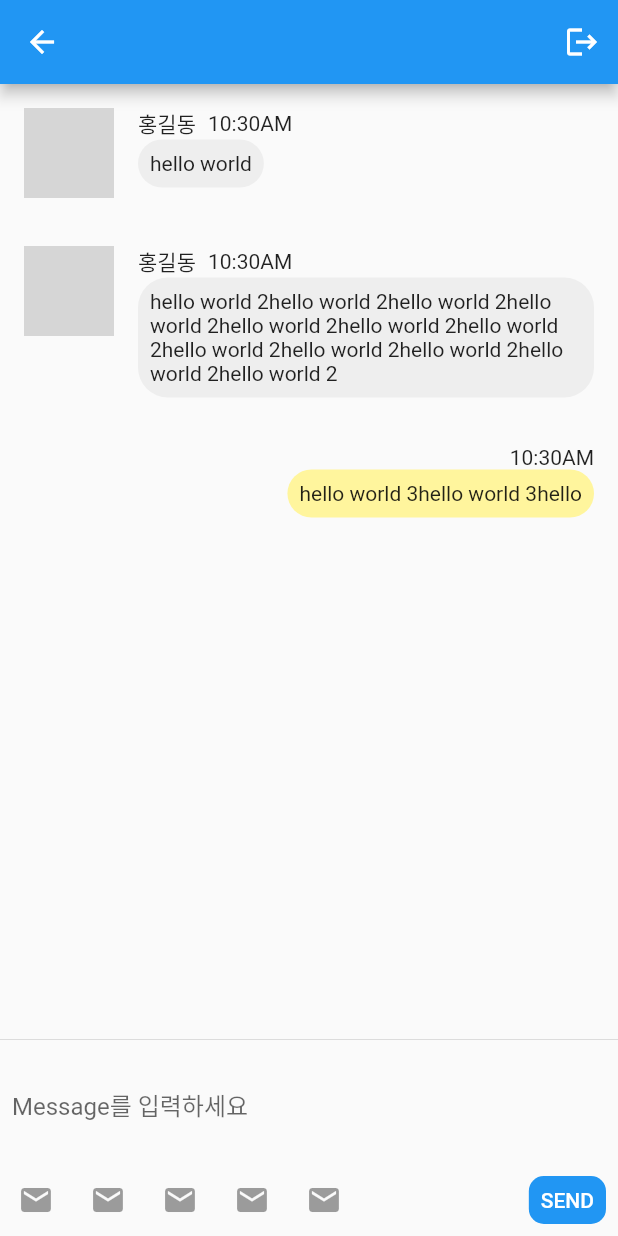
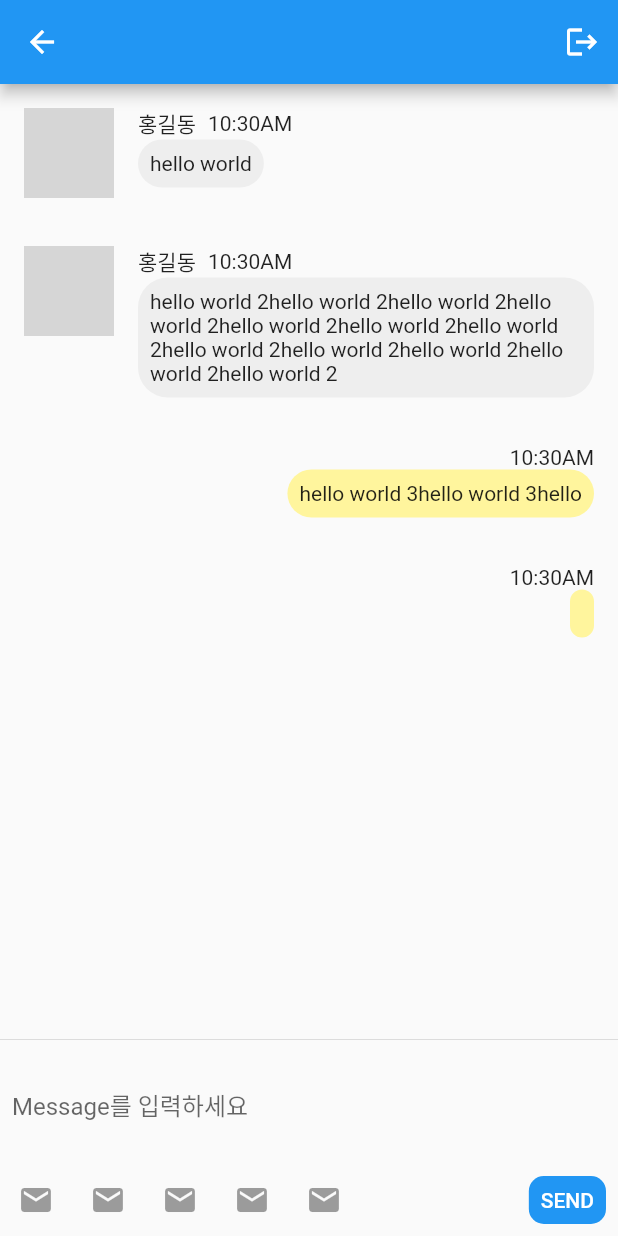
Before and after one commit to semin-flutter-1/flutter-chat-app, a Flutter app: the ChatPage screen opened directly, after a tap on "SEND", on a phone screen of 412 x 824 dp. Run offline on Flutter 3.47's test engine with Material 2 defaults, Android fonts, the phone set to English and light mode, and no system bars; network calls fail; grey boxes are pictures that could not be loaded.

Commit message:
MVVM 패턴 적용

```diff
--- a/lib/main.dart
+++ b/lib/main.dart
@@ -1,8 +1,17 @@
 import 'package:chat_app/ui/login/login_page.dart';
+import 'package:chat_app/viewmodel/chat_view_model.dart';
 import 'package:flutter/material.dart';
+import 'package:provider/provider.dart';
 
 void main() {
-  runApp(MyApp());
+  runApp(
+    MultiProvider(
+      providers: [
+        ChangeNotifierProvider.value(value: ChatViewModel()),
+      ],
+      child: MyApp(),
+    ),
+  );
 }
 
 class MyApp extends StatelessWidget {
--- a/lib/repository/fake_repository.dart
+++ b/lib/repository/fake_repository.dart
@@ -1,7 +1,7 @@
 import 'package:chat_app/model/chat.dart';
 import 'package:chat_app/repository/repository.dart';
 
-class FakeRepository extends Repository {
+class FakeRepository extends Repository<Chat> {
   final List<Chat> items = [
     Chat('홍길동', null, 'hello world', 100234234234, 'aaa@aaa.com'),
     Chat(
@@ -15,22 +15,23 @@ class FakeRepository extends Repository {
   ];
 
   @override
-  Future<List<Chat>> getChatList() async {
+  Future add(Chat item) async {
+    await Future.delayed(Duration(milliseconds: 10));
+
+    // 서버랑 왔다리 갔다리 해서 name, profileUrl을 얻음
+    items.add(Chat(
+        item.name,
+        item.profileUrl,
+        item.message,
+        item.time,
+        item.email));
+  }
+
+  @override
+  Future<List<Chat>> getAll() async {
     await Future.delayed(Duration(seconds: 1));
 
     return items;
   }
 
-  @override
-  Future pushMessage(String email, String message, int time) async {
-    await Future.delayed(Duration(milliseconds: 10));
-
-    // 서버랑 왔다리 갔다리 해서 name, profileUrl을 얻음
-    items.add(Chat(
-        '오준석',
-        'https://yt3.ggpht.com/ytc/AAUvwniqTHfAb4NIjTwa5_G1BQmABidGaQ5SZc3AzOQF=s900-c-k-c0x00ffffff-no-rj',
-        message,
-        time,
-        email));
-  }
 }
--- a/lib/repository/firebase_repository.dart
+++ /dev/null
@@ -1,17 +0,0 @@
-import 'package:chat_app/model/chat.dart';
-import 'package:chat_app/repository/repository.dart';
-
-class FirebaseRepository extends Repository {
-  @override
-  Future<List<Chat>> getChatList() {
-    // TODO: implement getChatList
-    throw UnimplementedError();
-  }
-
-  @override
-  Future pushMessage(String email, String message, int time) {
-    // TODO: implement pushMessage
-    throw UnimplementedError();
-  }
-
-}
--- a/lib/repository/repository.dart
+++ b/lib/repository/repository.dart
@@ -1,6 +1,5 @@
-import 'package:chat_app/model/chat.dart';
+abstract class Repository<T> {
+  Future<List<T>> getAll();
 
-abstract class Repository {
-  Future<List<Chat>> getChatList();
-  Future pushMessage(String email, String message, int time);
+  Future add(T item);
 }
--- a/lib/ui/chat/chat_page.dart
+++ b/lib/ui/chat/chat_page.dart
@@ -1,9 +1,9 @@
 import 'package:chat_app/model/chat.dart';
-import 'package:chat_app/repository/fake_repository.dart';
-import 'package:chat_app/repository/repository.dart';
 import 'package:chat_app/ui/chat/my_chat_item.dart';
 import 'package:chat_app/ui/chat/other_chat_item.dart';
+import 'package:chat_app/viewmodel/chat_view_model.dart';
 import 'package:flutter/material.dart';
+import 'package:provider/provider.dart';
 
 class ChatPage extends StatefulWidget {
   ChatPage({Key? key}) : super(key: key);
@@ -15,9 +15,14 @@ class ChatPage extends StatefulWidget {
 class _ChatPageState extends State<ChatPage> {
   final myEmail = 'bbb@aaa.com';
 
-  final Repository repository = FakeRepository();
+  final TextEditingController _controller = TextEditingController();
 
-  final TextEditingController _controller = TextEditingController();
+  @override
+  void initState() {
+    super.initState();
+
+    context.read<ChatViewModel>().fetch();
+  }
 
   @override
   void dispose() {
@@ -27,6 +32,8 @@ class _ChatPageState extends State<ChatPage> {
 
   @override
   Widget build(BuildContext context) {
+    final viewModel = context.watch<ChatViewModel>();
+
     return Scaffold(
       appBar: AppBar(
         title: Text(''),
@@ -38,32 +45,20 @@ class _ChatPageState extends State<ChatPage> {
         child: Column(
           children: [
             Expanded(
-              child: FutureBuilder<List<Chat>>(
-                  future: repository.getChatList(),
-                  builder: (context, snapshot) {
-                    if (snapshot.connectionState == ConnectionState.waiting) {
-                      return Center(child: CircularProgressIndicator());
-                    }
-
-                    if (!snapshot.hasData) {
-                      return Center(child: Text('데이터 없음'));
-                    }
-
-                    List<Chat> items = snapshot.data!;
-
-                    return ListView.builder(
+              child: viewModel.isLoading
+                  ? Center(child: CircularProgressIndicator())
+                  : ListView.builder(
                       shrinkWrap: true,
-                      itemCount: items.length,
+                      itemCount: viewModel.chatList.length,
                       itemBuilder: (context, index) {
-                        Chat chat = items[index];
+                        Chat chat = viewModel.chatList[index];
                         if (myEmail == chat.email) {
                           return MyChatItem(chat: chat);
                         } else {
                           return OtherChatItem(chat: chat);
                         }
                       },
-                    );
-                  }),
+                    ),
             ),
             Column(
               children: [
@@ -103,13 +98,11 @@ class _ChatPageState extends State<ChatPage> {
                     Flexible(child: Container()),
                     TextButton(
                       onPressed: () {
-                        repository.pushMessage(
+                        viewModel.pushMessage(
                           myEmail,
                           _controller.text,
                           DateTime.now().millisecond,
-                        ).whenComplete(() {
-                          // 새로고침
-                        });
+                        );
                       },
                       child: Container(
                         padding: const EdgeInsets.all(8),
--- /dev/null
+++ b/lib/viewmodel/chat_view_model.dart
@@ -0,0 +1,39 @@
+import 'package:chat_app/model/chat.dart';
+import 'package:chat_app/repository/fake_repository.dart';
+import 'package:chat_app/repository/repository.dart';
+import 'package:flutter/foundation.dart';
+
+class ChatViewModel extends ChangeNotifier {
+  final Repository<Chat> repository = FakeRepository();
+
+  List<Chat> _chatList = [];
+
+  List<Chat> get chatList => _chatList;
+
+  bool _isLoading = false;
+
+  get isLoading => _isLoading;
+
+  void fetch() {
+    _isLoading = true;
+    repository.getAll().then((value) {
+      _chatList = value;
+      _isLoading = false;
+      notifyListeners();
+    });
+  }
+
+  void pushMessage(String email, String text, int time) {
+    repository
+        .add(Chat(
+      '오준석',
+      'https://yt3.ggpht.com/ytc/AAUvwniqTHfAb4NIjTwa5_G1BQmABidGaQ5SZc3AzOQF=s900-c-k-c0x00ffffff-no-rj',
+      text,
+      time,
+      email,
+    ))
+        .whenComplete(() {
+      notifyListeners();
+    });
+  }
+}
--- a/pubspec.yaml
+++ b/pubspec.yaml
@@ -28,6 +28,7 @@ dependencies:
   # The following adds the Cupertino Icons font to your application.
   # Use with the CupertinoIcons class for iOS style icons.
   cupertino_icons: ^1.0.2
+  provider: ^5.0.0
 
 dev_dependencies:
   flutter_test:
```
Also changed, not shown: pubspec.lock.
